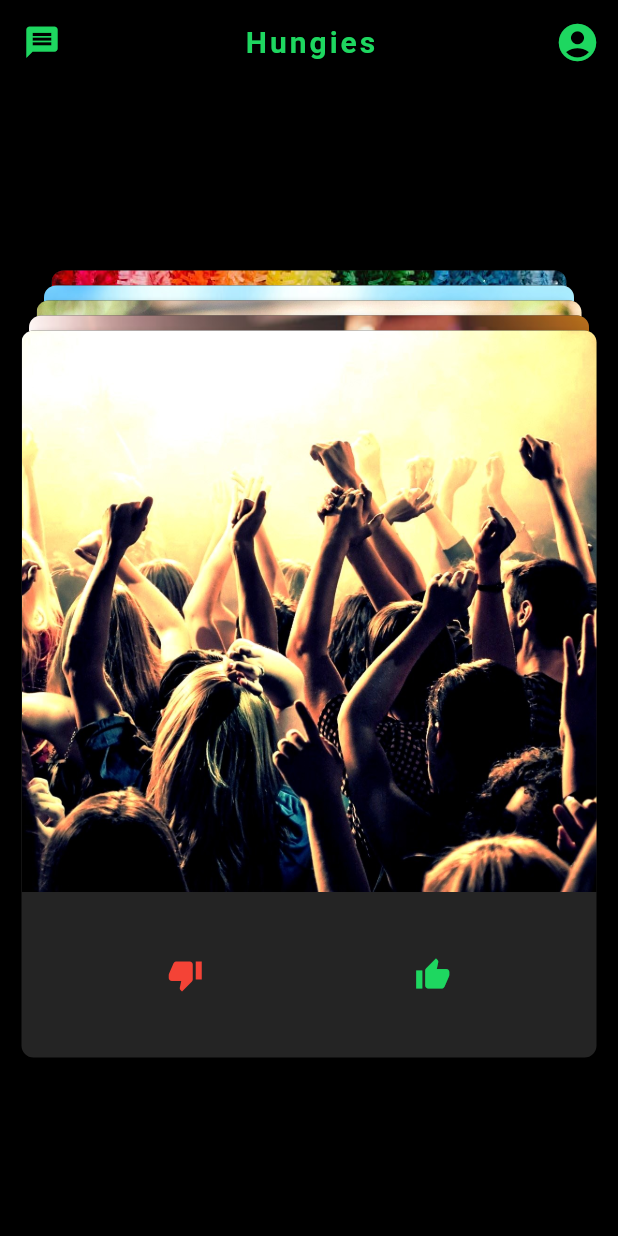
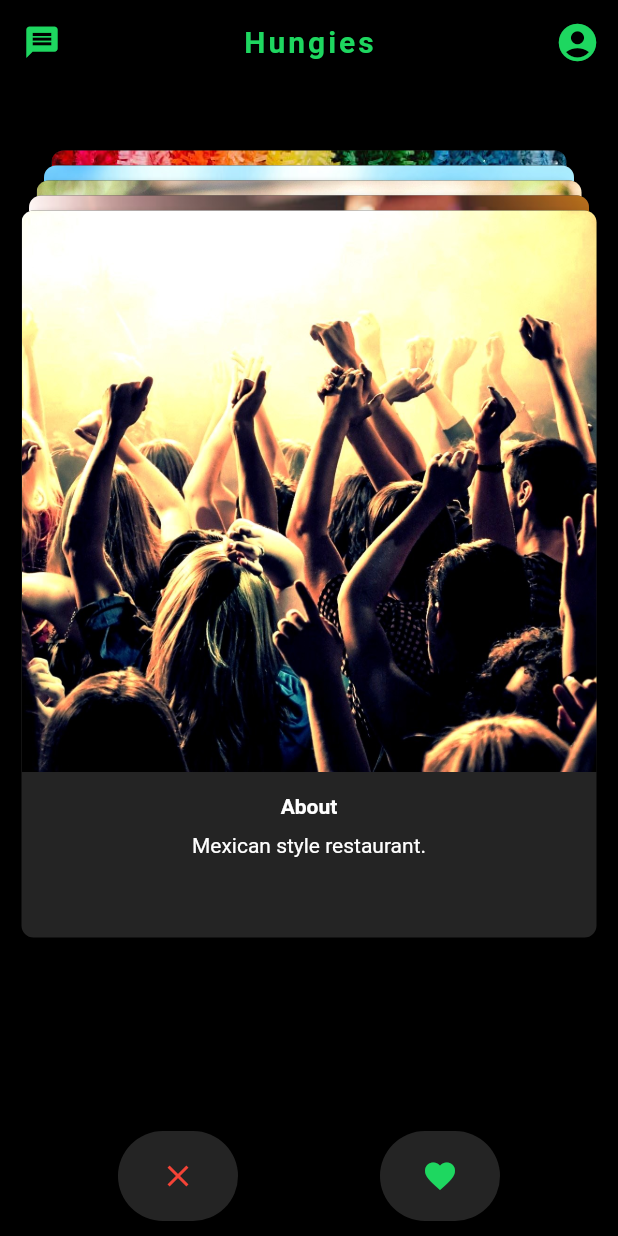
Before and after one commit to muhanator/Hungies, a Flutter app: the screen it shows after launch, on a phone screen of 412 x 824 dp. Run offline on Flutter 3.47's test engine with Material 2 defaults, Android fonts, the phone set to English and light mode, and no system bars; our stand-ins replace google_maps_flutter, sliding_up_panel.

Commit message:
Added changes

```diff
--- a/lib/views/home_page.dart
+++ b/lib/views/home_page.dart
@@ -13,7 +13,7 @@ class HomePage extends StatefulWidget {
 }
 
 class HomePageState extends State<HomePage> with TickerProviderStateMixin {
-  AnimationController _buttonController;
+  AnimationController controller;
   Animation<double> rotate;
   Animation<double> right;
   Animation<double> bottom;
@@ -24,7 +24,7 @@ class HomePageState extends State<HomePage> with TickerProviderStateMixin {
   void initState() {
     super.initState();
 
-    _buttonController = AnimationController(
+    controller = AnimationController(
         duration: Duration(milliseconds: 1000), vsync: this);
 
     rotate = Tween<double>(
@@ -32,7 +32,7 @@ class HomePageState extends State<HomePage> with TickerProviderStateMixin {
       end: -40.0,
     ).animate(
       CurvedAnimation(
-        parent: _buttonController,
+        parent: controller,
         curve: Curves.bounceInOut,
       ),
     );
@@ -42,7 +42,7 @@ class HomePageState extends State<HomePage> with TickerProviderStateMixin {
           var i = currentRestaurant.removeLast();
           currentRestaurant.insert(0, i);
 
-          _buttonController.reset();
+          controller.reset();
         }
       });
     });
@@ -52,7 +52,7 @@ class HomePageState extends State<HomePage> with TickerProviderStateMixin {
       end: 400.0,
     ).animate(
       CurvedAnimation(
-        parent: _buttonController,
+        parent: controller,
         curve: Curves.bounceInOut,
       ),
     );
@@ -61,7 +61,7 @@ class HomePageState extends State<HomePage> with TickerProviderStateMixin {
       end: 100.0,
     ).animate(
       CurvedAnimation(
-        parent: _buttonController,
+        parent: controller,
         curve: Curves.bounceInOut,
       ),
     );
@@ -69,23 +69,23 @@ class HomePageState extends State<HomePage> with TickerProviderStateMixin {
 
   @override
   void dispose() {
-    _buttonController.dispose();
     super.dispose();
+    controller.dispose();
   }
 
-  Future<Null> _swipeAnimation() async {
+  Future<Null> swipeAnimation() async {
     try {
-      await _buttonController.forward();
+      await controller.forward();
     } on TickerCanceled {}
   }
 
-  dismissImg(DecorationImage img) {
+  dismissImage(DecorationImage img) {
     setState(() {
       currentRestaurant.remove(img);
     });
   }
 
-  addImg(DecorationImage img) {
+  addImage(DecorationImage img) {
     setState(() {
       currentRestaurant.remove(img);
       selectedRestaurant.add(img);
@@ -97,7 +97,7 @@ class HomePageState extends State<HomePage> with TickerProviderStateMixin {
       setState(() {
         booleanFlag = 1;
       });
-    _swipeAnimation();
+    swipeAnimation();
     Navigator.push(context, MaterialPageRoute(builder: (context) => Map()));
   }
 
@@ -106,13 +106,11 @@ class HomePageState extends State<HomePage> with TickerProviderStateMixin {
       setState(() {
         booleanFlag = 0;
       });
-    _swipeAnimation();
+    swipeAnimation();
   }
 
   @override
   Widget build(BuildContext context) {
-    timeDilation = 0.4;
-
     double initialBottom = 15.0;
     var dataLength = currentRestaurant.length;
     double backCardPosition = initialBottom + (dataLength - 1) * 10 + 10;
@@ -131,37 +129,76 @@ class HomePageState extends State<HomePage> with TickerProviderStateMixin {
             ),
           ),
           actions: <Widget>[
-            GestureDetector(
-              onTap: () {},
-              child: Container(
+            Container(
                 margin: const EdgeInsets.all(12.0),
                 child: Icon(
                   Icons.account_circle,
                   color: PRIMARY_COLOR,
                   size: 30.0,
                 )),
-            ),
           ],
-          title: Row(
-            mainAxisAlignment: MainAxisAlignment.center,
-            children: <Widget>[
-              Text(
+          title: Text(
             "Hungies",
             style: TextStyle(
                 fontSize: 20,
                 color: PRIMARY_COLOR,
                 letterSpacing: 2,
                 fontWeight: FontWeight.bold),
-              )
-            ],
           ),
         ),
+        bottomNavigationBar: Container(
+          color: Colors.black,
+            width: 600.0,
+            height: 80.0,
+            alignment: Alignment.center,
+            child: Row(
+              mainAxisAlignment: MainAxisAlignment.spaceEvenly,
+              children: <Widget>[
+                FlatButton(
+                  onPressed: swipeLeft,
+                    child: Container(
+                        height: 60.0,
+                        width: 80,
+                        alignment:
+                        Alignment.center,
+                        decoration:
+                        BoxDecoration(
+                          color: CARD_GREY,
+                          borderRadius:
+                          BorderRadius
+                              .circular(
+                              60.0),
+                        ),
+                        child: Icon(
+                          Icons.clear,
+                          color: Colors.red,
+                        ))),
+                FlatButton(
+                  onPressed: swipeRight,
+                    child: Container(
+                      height: 60,
+                      width: 80,
+                      alignment: Alignment.center,
+                      decoration:
+                      BoxDecoration(
+                        color: CARD_GREY,
+                        borderRadius:
+                        BorderRadius
+                            .circular(
+                            60.0),
+                      ),
+                      child: Icon(
+                        Icons.favorite,
+                        color: PRIMARY_COLOR,
+                      ),
+                    ))
+              ],
+            )),
         body: Container(
           color: Colors.black,
-          alignment: Alignment.center,
           child: dataLength > 0
               ? Stack(
-                  alignment: AlignmentDirectional.center,
+                  alignment: AlignmentDirectional.bottomCenter,
                   children: currentRestaurant.map((item) {
                     if (currentRestaurant.indexOf(item) == dataLength - 1) {
                       Size screenSize = MediaQuery.of(context).size;
@@ -180,10 +217,10 @@ class HomePageState extends State<HomePage> with TickerProviderStateMixin {
                           },
                           onDismissed: (DismissDirection direction) {
                             if (direction == DismissDirection.endToStart) {
-                              dismissImg(item);
+                              dismissImage(item);
                             }
                             else {
-                              addImg(item);
+                              addImage(item);
                               Navigator.push(context, MaterialPageRoute(builder: (context) => Map()));
                             }
                           },
@@ -198,7 +235,7 @@ class HomePageState extends State<HomePage> with TickerProviderStateMixin {
                                   ? rotate.value / 360
                                   : -rotate.value / 360),
                               child: Hero(
-                                tag: "img",
+                                tag: "image",
                                 child: GestureDetector(
                                   onTap: () {
                                     Navigator.of(context).push(PageRouteBuilder(
@@ -239,62 +276,25 @@ class HomePageState extends State<HomePage> with TickerProviderStateMixin {
                                             ),
                                           ),
                                           Container(
-                                              width: screenSize.width / 1.2 +
-                                                  backCardWidth +
-                                                  10,
-                                              height: screenSize.height / 1.7 -
-                                                  screenSize.height / 2.2,
-                                              alignment: Alignment.center,
-                                              child: Row(
-                                                mainAxisAlignment:
-                                                    MainAxisAlignment
-                                                        .spaceEvenly,
+                                            padding:  const EdgeInsets.all(15),
+                                            decoration:  BoxDecoration(
+                                                borderRadius:  BorderRadius.circular(20.0),
+                                                color: CARD_GREY),
+                                            child: Column(
                                               children: <Widget>[
-                                                  FlatButton(
-                                                      onPressed: () {
-                                                        swipeLeft();
-                                                      },
-                                                      child: Container(
-                                                          height: 60.0,
-                                                          width: 80,
-                                                          alignment:
-                                                              Alignment.center,
-                                                          decoration:
-                                                              BoxDecoration(
-                                                            color: CARD_GREY,
-                                                            borderRadius:
-                                                                BorderRadius
-                                                                    .circular(
-                                                                        60.0),
+                                                Text(
+                                                  "About",
+                                                  style:  TextStyle(color: Colors.white,
+                                                      fontWeight: FontWeight.bold),
                                                 ),
-                                                          child: Icon(
-                                                            Icons.thumb_down,
-                                                            color: Colors.red,
-                                                          ))),
-                                                  FlatButton(
-                                                      onPressed: () {
-                                                        swipeRight();
-                                                      },
-                                                      child: Container(
-                                                        height: 60,
-                                                        width: 80,
-                                                        alignment:
-                                                            Alignment.center,
-                                                        decoration:
-                                                            BoxDecoration(
-                                                          color: CARD_GREY,
-                                                          borderRadius:
-                                                              BorderRadius
-                                                                  .circular(
-                                                                      60.0),
+                                                SizedBox(height: 10),
+                                                Text(
+                                                    "Mexican style restaurant.",
+                                                    style: TextStyle(color: Colors.white,
+                                                        fontWeight: FontWeight.normal))
+                                              ],
                                             ),
-                                                        child: Icon(
-                                                          Icons.thumb_up,
-                                                          color: PRIMARY_COLOR,
                                           ),
-                                                      ))
-                                                ],
-                                              ))
                                         ],
                                       ),
                                     ),
@@ -308,7 +308,6 @@ class HomePageState extends State<HomePage> with TickerProviderStateMixin {
                     } else {
                       backCardPosition = backCardPosition - 10;
                       backCardWidth = backCardWidth + 10;
-
                       Size screenSize = MediaQuery.of(context).size;
                       return new Positioned(
                         bottom: 100.0 + backCardPosition,
@@ -339,51 +338,25 @@ class HomePageState extends State<HomePage> with TickerProviderStateMixin {
                                   ),
                                 ),
                                 Container(
-                                    width:
-                                        screenSize.width / 1.2 + backCardWidth,
-                                    height: screenSize.height / 1.7 -
-                                        screenSize.height / 2.2,
-                                    alignment: Alignment.center,
-                                    child: Row(
-                                      mainAxisAlignment:
-                                          MainAxisAlignment.spaceEvenly,
+                                  padding:  const EdgeInsets.all(15),
+                                  decoration:  BoxDecoration(
+                                      borderRadius:  BorderRadius.circular(20.0),
+                                      color: CARD_GREY),
+                                  child: Column(
                                     children: <Widget>[
-                                        FlatButton(
-                                            padding: EdgeInsets.all(0.0),
-                                            onPressed: () {},
-                                            child: Container(
-                                                height: 60.0,
-                                                width: 80,
-                                                alignment: Alignment.center,
-                                                decoration: BoxDecoration(
-                                                  color: CARD_GREY,
-                                                  borderRadius:
-                                                      BorderRadius.circular(
-                                                          60.0),
+                                      Text(
+                                        "About",
+                                        style:  TextStyle(color: Colors.white,
+                                            fontWeight: FontWeight.bold),
                                       ),
-                                                child: Icon(
-                                                  Icons.thumb_down,
-                                                  color: Colors.red,
-                                                ))),
-                                        FlatButton(
-                                            padding: EdgeInsets.all(0.0),
-                                            onPressed: () {},
-                                            child: Container(
-                                              height: 60,
-                                              width: 80,
-                                              alignment: Alignment.center,
-                                              decoration: BoxDecoration(
-                                                color: CARD_GREY,
-                                                borderRadius:
-                                                    BorderRadius.circular(60.0),
+                                      SizedBox(height: 10),
+                                      Text(
+                                          "Mexican style restaurant.",
+                                          style: TextStyle(color: Colors.white,
+                                              fontWeight: FontWeight.normal))
+                                    ],
                                   ),
-                                              child: Icon(
-                                                Icons.thumb_up,
-                                                color: PRIMARY_COLOR,
                                 ),
-                                            ))
-                                      ],
-                                    ))
                               ],
                             ),
                           ),
```
Lines whose indentation alone changed are shown as unchanged.
